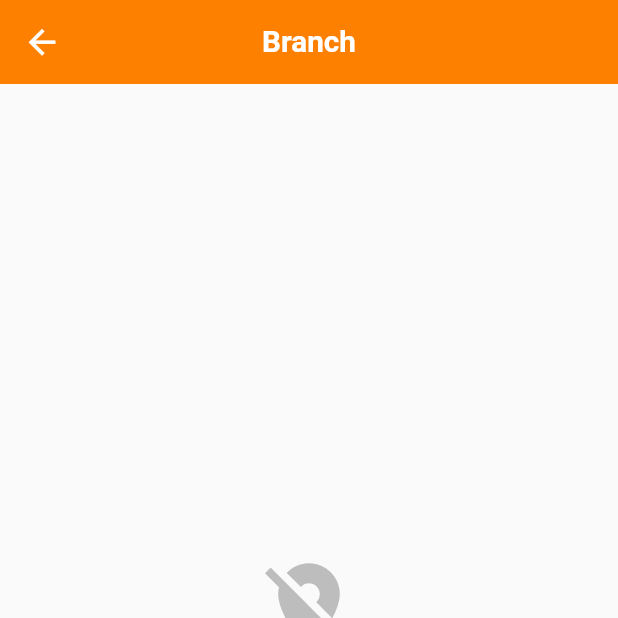
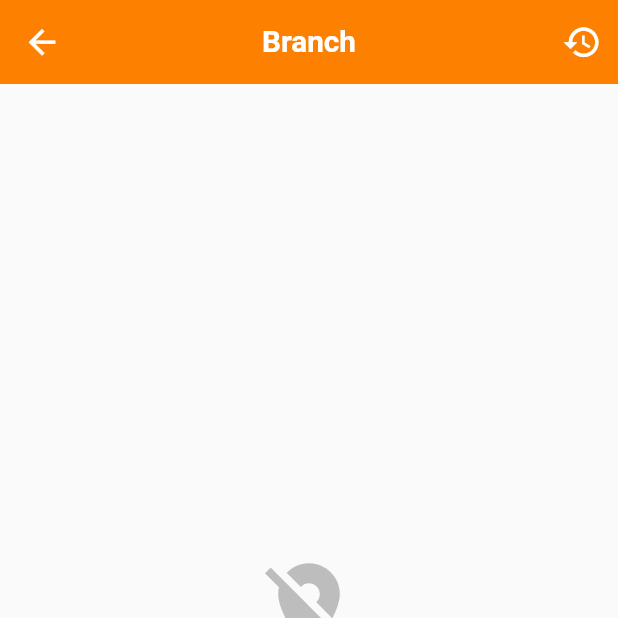
Before and after one commit to mralif93/arrahnu_mobile_app, a Flutter app: the BranchSelectionPage screen opened directly, on a phone screen of 412 x 824 dp, the top half of it. Run offline on Flutter 3.47's test engine with Material 3 defaults, Android fonts, the phone set to English and light mode, and no system bars; our stand-ins replace carousel_slider, flutter_dotenv, flutter_easyloading, flutter_secure_storage, get, jwt_decoder and 2 more; accounts and stored records are empty; network calls fail; project files that could hold a hidden picture were left out.

Commit message:
Add Bidding Button to Account, Branch, and Collateral Selection Pages
- Integrated a new IconButton in the app bars of AccountSelectionPage, BranchSelectionPage, and CollateralSelectionPage to navigate to the BiddingPage.
- Enhanced user experience by providing quick access to view bidding history from multiple selection pages.
- Updated imports to include the BiddingPage in all relevant files for seamless navigation.

```diff
--- a/lib/pages/branch_selection_page.dart
+++ b/lib/pages/branch_selection_page.dart
@@ -4,6 +4,7 @@ import 'package:http/http.dart' as http;
 import 'dart:convert';
 import '../constant/variables.dart';
 import 'account_selection_page.dart';
+import 'biddings.dart';
 
 class BranchSelectionPage extends StatefulWidget {
   const BranchSelectionPage({Key? key}) : super(key: key);
@@ -106,6 +107,24 @@ class _BranchSelectionPageState extends State<BranchSelectionPage> {
           ),
           onPressed: () => Navigator.pop(context),
         ),
+        actions: [
+          IconButton(
+            onPressed: () {
+              Navigator.push(
+                context,
+                MaterialPageRoute(
+                  builder: (context) => const BiddingPage(),
+                ),
+              );
+            },
+            icon: Icon(
+              Icons.history,
+              color: Colors.white,
+              size: 24 * scaleFactor,
+            ),
+            tooltip: 'View My Biddings',
+          ),
+        ],
       ),
       body: isLoading
           ? Center(
```
Also changed, not shown: lib/pages/account_selection_page.dart (+19 -0 lines), lib/pages/collateral_selection_page.dart (+19 -0 lines).
